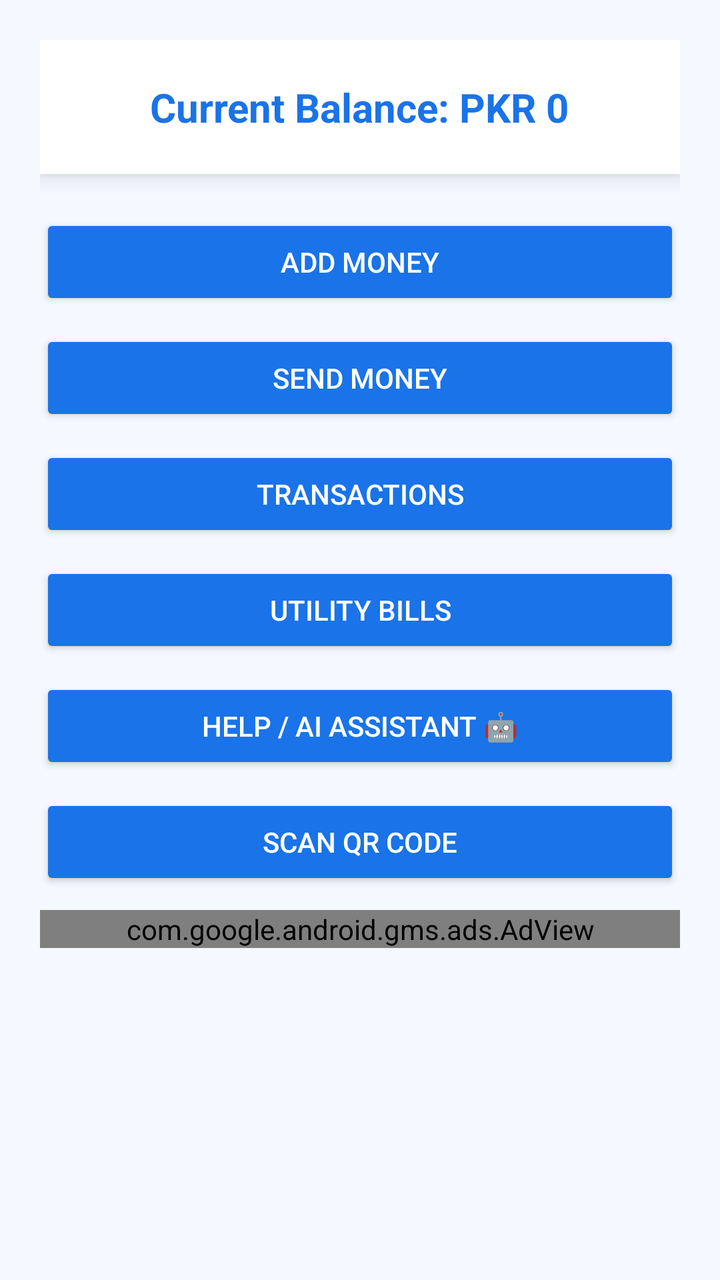
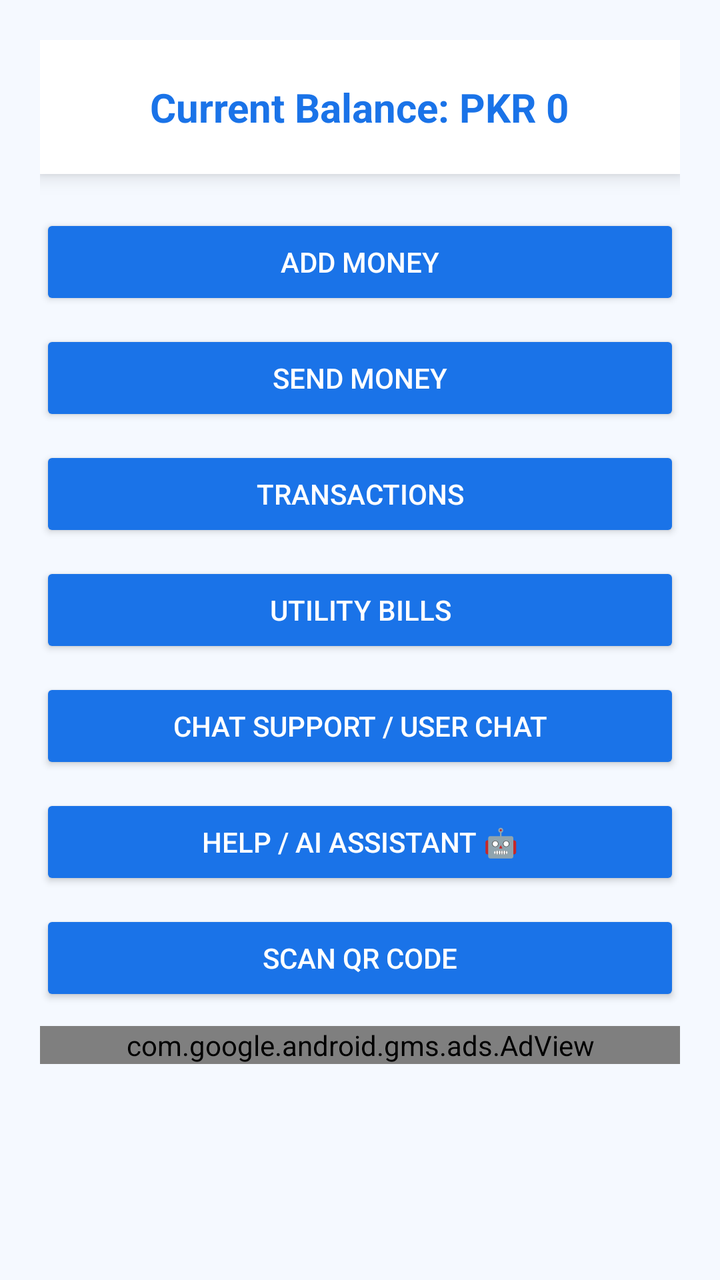

Screens rendered from an Android XML layout before and after an edit, with the pre-edit source and the edit as a unified diff.
<!-- AndroidManifest.xml: application theme Theme.Gpayapp -->
<!-- res/layout/dashboard_fragment.xml -->
<?xml version="1.0" encoding="utf-8"?>
<ScrollView xmlns:android="http://schemas.android.com/apk/res/android"
    android:layout_width="match_parent"
    android:layout_height="match_parent"
    xmlns:app="http://schemas.android.com/apk/res-auto"
    android:background="#F5F9FF">

    <LinearLayout
        android:layout_width="match_parent"
        android:layout_height="wrap_content"
        android:orientation="vertical"
        android:gravity="center_horizontal"
        android:padding="20dp">

        
        <LinearLayout
            android:layout_width="match_parent"
            android:layout_height="wrap_content"
            android:orientation="vertical"
            android:padding="20dp"
            android:background="@android:color/white"
            android:elevation="6dp">

            <TextView
                android:id="@+id/tvBalance"
                android:layout_width="wrap_content"
                android:layout_height="wrap_content"
                android:text="Current Balance: PKR 0"
                android:textSize="20sp"
                android:textStyle="bold"
                android:textColor="#1A73E8"
                android:layout_gravity="center"/>
        </LinearLayout>

        
        <View
            android:layout_width="match_parent"
            android:layout_height="20dp"/>

        
        <LinearLayout
            android:layout_width="match_parent"
            android:layout_height="wrap_content"
            android:orientation="vertical"
            android:gravity="center">

            <Button
                android:id="@+id/btnAddMoney"
                android:layout_width="match_parent"
                android:layout_height="wrap_content"
                android:text="Add Money"
                android:backgroundTint="#1A73E8"
                android:textColor="@android:color/white"/>

            <Button
                android:id="@+id/btnSendMoney"
                android:layout_width="match_parent"
                android:layout_height="wrap_content"
                android:text="Send Money"
                android:backgroundTint="#1A73E8"
                android:textColor="@android:color/white"
                android:layout_marginTop="10dp"/>

            <Button
                android:id="@+id/btnTransactions"
                android:layout_width="match_parent"
                android:layout_height="wrap_content"
                android:text="Transactions"
                android:backgroundTint="#1A73E8"
                android:textColor="@android:color/white"
                android:layout_marginTop="10dp"/>

            <Button
                android:id="@+id/btnUtility"
                android:layout_width="match_parent"
                android:layout_height="wrap_content"
                android:text="Utility Bills"
                android:backgroundTint="#1A73E8"
                android:textColor="@android:color/white"
                android:layout_marginTop="10dp"/>

            <Button
                android:id="@+id/btnChatbot"
                android:layout_width="match_parent"
                android:layout_height="wrap_content"
                android:text="Help / AI Assistant 🤖"
                android:backgroundTint="#1A73E8"
                android:textColor="@android:color/white"
                android:layout_marginTop="10dp"/>

            <Button
                android:id="@+id/btnQRScan"
                android:layout_width="match_parent"
                android:layout_height="wrap_content"
                android:text="Scan QR Code"
                android:backgroundTint="#1A73E8"
                android:textColor="@android:color/white"
                android:layout_marginTop="10dp"/>

        </LinearLayout>
        <com.google.android.gms.ads.AdView
            android:id="@+id/adView"
            android:layout_width="match_parent"
            android:layout_height="wrap_content"
            android:layout_marginTop="10dp"
            app:adSize="BANNER"
            app:adUnitId="ca-app-pub-3940256099942544/6300978111" />

    </LinearLayout>

</ScrollView>
<!-- resources referenced by this layout -->
<resources>
  <style name="Theme.Gpayapp" parent="Base.Theme.Gpayapp" />
  <style name="Base.Theme.Gpayapp" parent="Theme.Material3.DayNight.NoActionBar">
          
          
      </style>
</resources>

<!-- the commit's change to res/layout/dashboard_fragment.xml (unified diff, before → after) -->
@@ -78,6 +78,15 @@
                 android:backgroundTint="#1A73E8"
                 android:textColor="@android:color/white"
                 android:layout_marginTop="10dp"/>
+            <Button
+                android:id="@+id/btnChat"
+                android:layout_width="match_parent"
+                android:layout_height="wrap_content"
+                android:text="Chat Support / User Chat"
+                android:backgroundTint="#1A73E8"
+                android:textColor="#FFFFFF"
+                android:layout_marginTop="10dp"/>
+
 
             <Button
                 android:id="@+id/btnChatbot"
